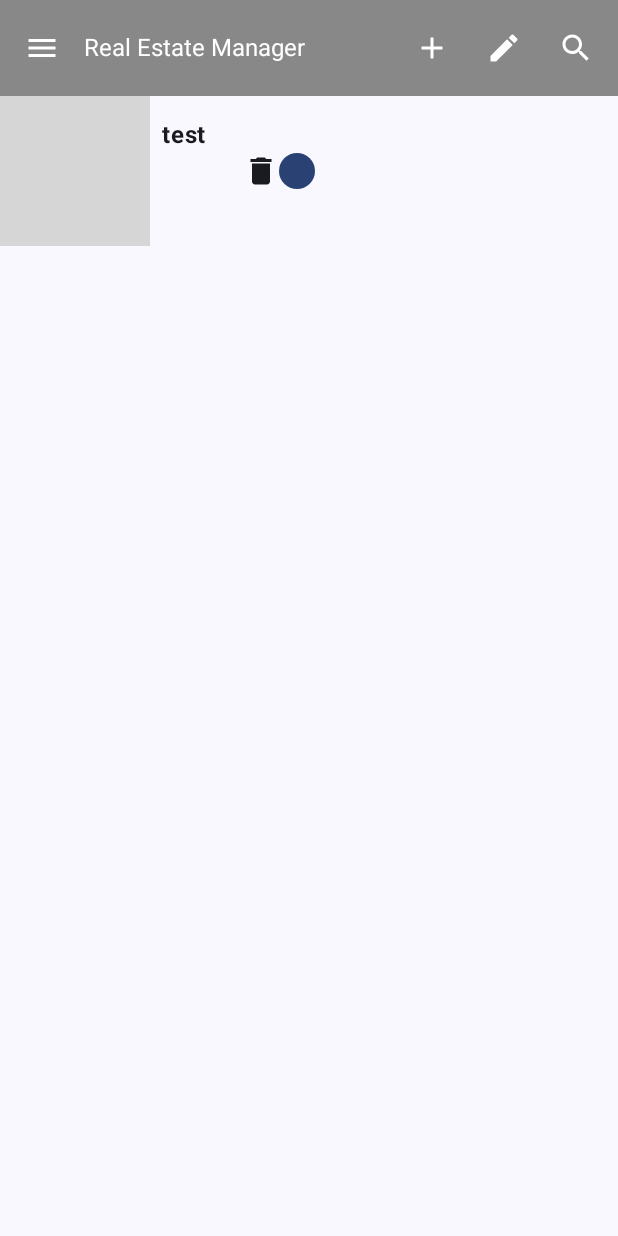
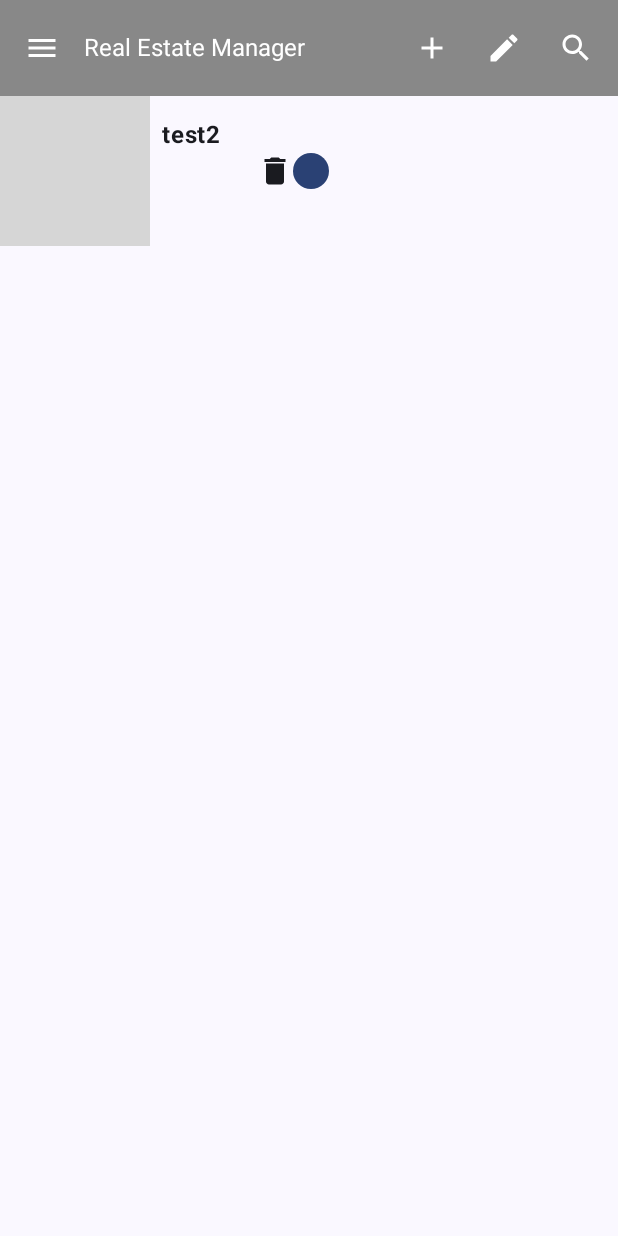
Before and after one commit to Sbibouf/RealEstateManagerP09, an Android app built with Jetpack Compose: the screen it shows after launch (MainActivity), on a phone screen of 412 x 824 dp. Run offline under Robolectric (Android 15) with nearby library versions, the phone set to English and light mode, and no system bars; our stand-ins replace Dagger/Hilt's generated code, Room's generated code; pictures from the network do not load; grey boxes are pictures that could not be loaded.

Commit message:
Mise à jour du DAO pour utiliser un Flow + affichage image dossier téléphone + autogenerated key pour l'id de estate

```diff
--- a/app/build.gradle.kts
+++ b/app/build.gradle.kts
@@ -73,6 +73,7 @@ dependencies {
     val room_version = "2.5.0"
 
     implementation("androidx.room:room-runtime:$room_version")
+    implementation("androidx.room:room-ktx:$room_version")
     annotationProcessor("androidx.room:room-compiler:$room_version")
 
     // To use Kotlin annotation processing tool (kapt)
--- a/app/src/main/AndroidManifest.xml
+++ b/app/src/main/AndroidManifest.xml
@@ -2,6 +2,8 @@
 <manifest xmlns:android="http://schemas.android.com/apk/res/android"
     xmlns:tools="http://schemas.android.com/tools">
     <uses-permission android:name="android.permission.INTERNET"/>
+    <uses-permission android:name="android.permission.READ_EXTERNAL_STORAGE" />
+    <uses-permission android:name="android.permission.READ_MEDIA_IMAGES" />
 
     <application
         android:name="com.example.realestatemanager.application.MainApplication"
--- a/app/src/main/java/com/example/realestatemanager/EstateItem.kt
+++ b/app/src/main/java/com/example/realestatemanager/EstateItem.kt
@@ -1,10 +1,15 @@
 package com.example.kotlinTest
 
 import android.annotation.SuppressLint
+import android.graphics.Bitmap
+import android.graphics.BitmapFactory
+import android.util.Log
+import androidx.compose.foundation.Image
 import androidx.compose.foundation.clickable
 import androidx.compose.foundation.layout.*
 import androidx.compose.foundation.lazy.LazyColumn
 import androidx.compose.foundation.lazy.items
+import androidx.compose.foundation.shape.RoundedCornerShape
 import androidx.compose.material.icons.Icons
 import androidx.compose.material.icons.filled.Add
 import androidx.compose.material.icons.filled.Create
@@ -24,6 +29,7 @@ import androidx.compose.material3.TopAppBarDefaults
 import androidx.compose.runtime.Composable
 import androidx.compose.ui.Alignment
 import androidx.compose.ui.Modifier
+import androidx.compose.ui.draw.clip
 import androidx.compose.ui.graphics.Color
 
 import androidx.compose.ui.text.TextStyle
@@ -32,7 +38,10 @@ import androidx.compose.ui.tooling.preview.Preview
 import androidx.compose.ui.unit.dp
 import androidx.compose.ui.unit.sp
 import coil.compose.AsyncImage
+import coil.compose.rememberAsyncImagePainter
+import coil.compose.rememberImagePainter
 import com.example.realestatemanager.model.Estate
+import java.io.File
 
 var estateList = listOf<Estate>()
 
@@ -41,7 +50,6 @@ fun GetEstateList(estatesList : List<Estate>){
 
 }
 
-@SuppressLint("UnusedMaterial3ScaffoldPaddingParameter")
 @Composable
 fun EstateItem(estate: Estate, onDeleteClick: () -> Unit, onAddClick: () -> Unit) {
 
@@ -56,9 +64,15 @@ fun EstateItem(estate: Estate, onDeleteClick: () -> Unit, onAddClick: () -> Unit
                 .fillMaxWidth()
 
         ) {
+            val imgFile = File(estate.picture)
+            var imgBitmap : Bitmap? = null
+            Log.d("ImagePath", imgFile.absolutePath)
+            if(imgFile.exists()){
+                imgBitmap = BitmapFactory.decodeFile(imgFile.absolutePath)
+            }
             // Avatar
-            AsyncImage(
-                model = estate.picture,
+            Image(
+                painter = rememberAsyncImagePainter(model = imgBitmap),
                 contentDescription = null,
                 modifier = Modifier
                     .size(100.dp)
@@ -115,11 +129,7 @@ fun EstateItem(estate: Estate, onDeleteClick: () -> Unit, onAddClick: () -> Unit
 
 @OptIn(ExperimentalMaterial3Api::class)
 @Composable
-fun EstateList() {
-    val estatesTest = listOf(
-        Estate(1L,"House","$100,000","300m2",5,"","https://images.pexels.com/photos/323780/pexels-photo-323780.jpeg?auto=compress&cs=tinysrgb&w=1260&h=750&dpr=1","New York","","","","",""),
-        Estate(2L,"Penthouse","$220,000","320m2",6,"","https://images.pexels.com/photos/53610/large-home-residential-house-architecture-53610.jpeg?auto=compress&cs=tinysrgb&w=1260&h=750&dpr=1","Washington","","","","","")
-    )
+fun EstateList(estate : List<Estate>) {
 
     Scaffold(
         topBar = {
@@ -157,7 +167,7 @@ fun EstateList() {
                 .padding(innerPadding)
                 .fillMaxSize()
         ) {
-            items(estateList) { estate ->
+            items(estate) { estate ->
                 EstateItem(estate, onDeleteClick = { }, onAddClick = { })
             }
         }
@@ -167,5 +177,5 @@ fun EstateList() {
 @Preview
 @Composable
 fun EstateListPreview() {
-    EstateList()
+    //EstateList()
 }
--- a/app/src/main/java/com/example/realestatemanager/MainActivity.kt
+++ b/app/src/main/java/com/example/realestatemanager/MainActivity.kt
@@ -3,9 +3,11 @@ package com.example.realestatemanager
 import android.os.Bundle
 import androidx.activity.ComponentActivity
 import androidx.activity.compose.setContent
+import androidx.activity.viewModels
 import androidx.compose.foundation.layout.fillMaxSize
 import androidx.compose.material3.MaterialTheme
 import androidx.compose.material3.Surface
+import androidx.compose.runtime.collectAsState
 import androidx.compose.ui.Modifier
 import androidx.lifecycle.Observer
 import androidx.lifecycle.viewmodel.compose.viewModel
@@ -21,15 +23,18 @@ class MainActivity : ComponentActivity() {
 
     @Inject
     lateinit var estateRepository : EstateRepository
+    private val estateViewModel : MainViewModel by viewModels()
+
     override fun onCreate(savedInstanceState: Bundle?) {
         super.onCreate(savedInstanceState)
-        onAddClickTest()
+        //onAddClickTest()
         setContent {
+
+            val estate = estateViewModel.uiState.collectAsState().value
             KotlinTestTheme {
                 // A surface container using the 'background' color from the theme
                 Surface(modifier = Modifier.fillMaxSize(), color = MaterialTheme.colorScheme.background) {
-                    val viewModel: MainViewModel = viewModel()
-                    EstateList()
+                    EstateList(estate)
 
                 }
             }
@@ -39,9 +44,9 @@ class MainActivity : ComponentActivity() {
     }
 
     fun onAddClickTest(){
-        estateRepository.getAllEstates().observe(this, Observer { newData ->
-            GetEstateList(newData)
-        })
+       // estateRepository.getAllEstatesTest().observe(this, Observer { newData ->
+         //  GetEstateList(newData)
+        //})
 
     }
 
--- a/app/src/main/java/com/example/realestatemanager/MainViewModel.kt
+++ b/app/src/main/java/com/example/realestatemanager/MainViewModel.kt
@@ -3,16 +3,23 @@ package com.example.realestatemanager
 import android.app.Activity
 import androidx.lifecycle.LiveData
 import androidx.lifecycle.ViewModel
+import androidx.lifecycle.viewModelScope
 import com.example.realestatemanager.data.local.repository.EstateRepository
 import com.example.realestatemanager.model.Estate
+import dagger.hilt.android.lifecycle.HiltViewModel
+import kotlinx.coroutines.flow.MutableStateFlow
+import kotlinx.coroutines.flow.SharingStarted
+import kotlinx.coroutines.flow.StateFlow
+import kotlinx.coroutines.flow.stateIn
 
 import java.util.concurrent.Executor
 import java.util.concurrent.Executors
 import javax.inject.Inject
 
+@HiltViewModel
 class MainViewModel @Inject constructor(private val estateRepository: EstateRepository, private val executor: Executor = Executors.newSingleThreadExecutor()) : ViewModel() {
 
-
+val uiState : StateFlow<List<Estate>> = estateRepository.getAllEstates().stateIn(scope = viewModelScope, started = SharingStarted.WhileSubscribed(), initialValue = emptyList())
     fun insertEstate( id : Long,
                   type : String,
                   price : String,
@@ -28,11 +35,11 @@ class MainViewModel @Inject constructor(private val estateRepository: EstateRepo
                   agent : String){
 
     executor.execute{
-        estateRepository.insertEstate(Estate(id,type,price,size,numberOfRooms, description, picture, address, placesOfInterest, state, entryDate, soldDate, agent))
+        estateRepository.insertEstate(Estate(type,price,size,numberOfRooms, description, picture, address, placesOfInterest, state, entryDate, soldDate, agent))
     }
 }
-    fun getAllEstate() : LiveData<List<Estate>>{
-        return estateRepository.getAllEstates()
-    }
+    //fun getAllEstate() : StateFlow<List<Estate>>{
+      //  return estateRepository.getAllEstates()
+    //}
 
 }
--- a/app/src/main/java/com/example/realestatemanager/data/local/dao/EstateDao.kt
+++ b/app/src/main/java/com/example/realestatemanager/data/local/dao/EstateDao.kt
@@ -7,6 +7,7 @@ import androidx.room.OnConflictStrategy
 import androidx.room.Query
 import androidx.room.Update
 import com.example.realestatemanager.model.Estate
+import kotlinx.coroutines.flow.Flow
 
 
 @Dao
@@ -32,7 +33,7 @@ interface EstateDao {
      * @return
      */
     @Query("SELECT * FROM Estate")
-    fun getAllEstate(): LiveData<List<Estate>>
+    fun getAllEstate(): Flow<List<Estate>>
 
 
     /**
@@ -58,6 +59,18 @@ interface EstateDao {
     @Update
     fun update(estate: Estate)
 
+    /**
+     * Check if the database is prepopulate
+     */
+    @Query("SELECT COUNT(*) FROM estate WHERE isPrepopulated = 1")
+    fun isDatabasePrepopulate() : Boolean
+
+    /**
+     * Mark the database as prepopulate
+     */
+    @Query("UPDATE estate SET isPrepopulated = 1 WHERE isPrepopulated = 0")
+    fun markDatabasePrepopulated()
+
 
 
 
--- a/app/src/main/java/com/example/realestatemanager/data/local/repository/EstateRepository.kt
+++ b/app/src/main/java/com/example/realestatemanager/data/local/repository/EstateRepository.kt
@@ -3,6 +3,9 @@ package com.example.realestatemanager.data.local.repository
 import androidx.lifecycle.LiveData
 import com.example.realestatemanager.data.local.dao.EstateDao
 import com.example.realestatemanager.model.Estate
+import kotlinx.coroutines.flow.Flow
+import kotlinx.coroutines.flow.StateFlow
+import kotlinx.coroutines.flow.stateIn
 import javax.inject.Inject
 import javax.inject.Singleton
 
@@ -16,7 +19,8 @@ class EstateRepository @Inject constructor(private val estateDao: EstateDao){
 
     fun deleteEstateById(id : Long) = estateDao.deleteEstate(id)
 
-    fun getAllEstates() : LiveData<List<Estate>> = estateDao.getAllEstate()
+    fun getAllEstates() : Flow<List<Estate>> = estateDao.getAllEstate()
+
 
     fun updateEstate(estate: Estate) = estateDao.update(estate)
 }
--- a/app/src/main/java/com/example/realestatemanager/di/DaoModule.kt
+++ b/app/src/main/java/com/example/realestatemanager/di/DaoModule.kt
@@ -15,17 +15,19 @@ import dagger.hilt.components.SingletonComponent
 import kotlinx.coroutines.CoroutineScope
 import kotlinx.coroutines.Dispatchers
 import kotlinx.coroutines.launch
+import java.util.concurrent.Executor
+import java.util.concurrent.Executors
 
 @Module
 @InstallIn(SingletonComponent::class)
 class DaoModule {
-    @Volatile
-    private var INSTANCE: EstateDatabase? = null
     @Provides
     fun provideContactDao(
         @ApplicationContext context: Context
     ): EstateDao {
-        // Create and return an instance of EstateDao
+        /**
+         * Create and return an instance of EstateDao
+         */
         val db = Room.databaseBuilder(
             context,
             EstateDatabase::class.java,
@@ -36,9 +38,19 @@ class DaoModule {
         }
         return db.estateDao()
     }
+    @Provides
+    fun provideExecutor(): Executor{
+        return Executors.newSingleThreadExecutor()
+    }
 
+    /**
+     * Prepopulate the database with some estates
+     */
     private fun prepopulateDatabase(database: EstateDatabase) {
         val estateDao = database.estateDao()
-        estateDao.createEstate(Estate(1L, "test", "", "", 5, "", "https://images.pexels.com/photos/53610/large-home-residential-house-architecture-53610.jpeg?auto=compress&cs=tinysrgb&w=1260&h=750&dpr=1", "", "", "", "", "", ""))
+        if(!estateDao.isDatabasePrepopulate()) {
+            estateDao.createEstate(Estate("test2", "", "", 5, "", "/storage/emulated/0/Download/estate1_front.jpg", "", "", "", "", "", ""))
+            estateDao.markDatabasePrepopulated()
+        }
     }
 }
```
Also changed, not shown: app/src/main/java/com/example/realestatemanager/AddEstate.kt (added, +70 -0 lines), app/src/main/java/com/example/realestatemanager/EstateDetail.kt (+4 -9 lines), app/src/main/java/com/example/realestatemanager/model/Estate.kt (+6 -3 lines), app/src/main/java/com/example/realestatemanager/model/EstatePhoto.kt (added, +11 -0 lines).
